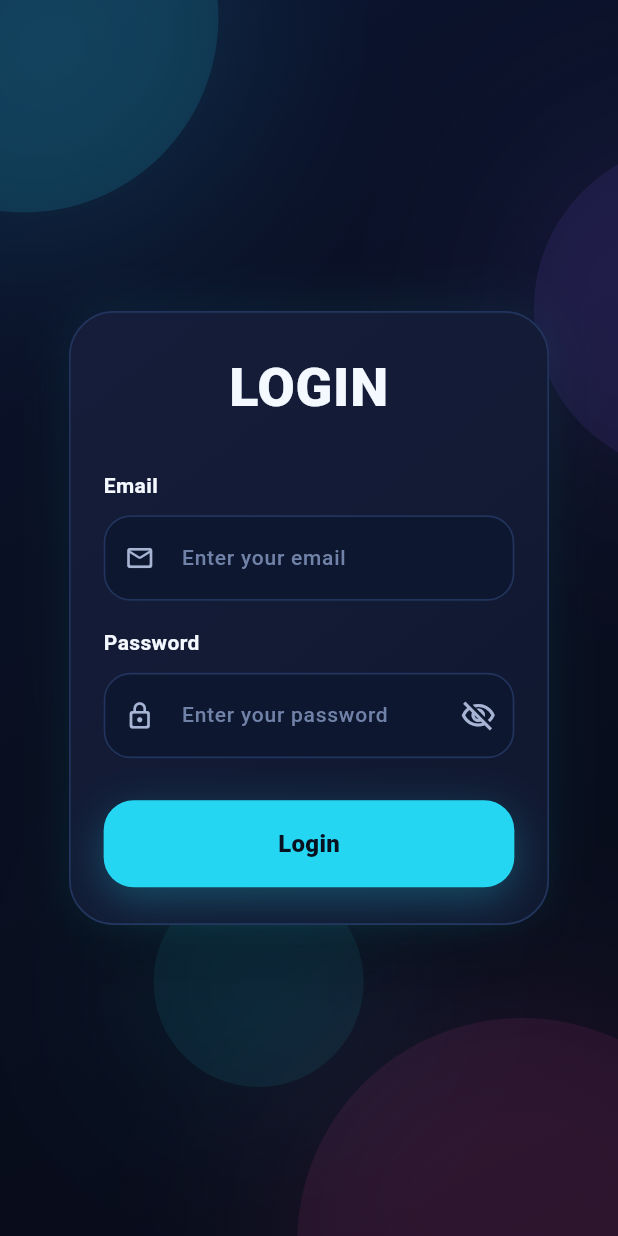
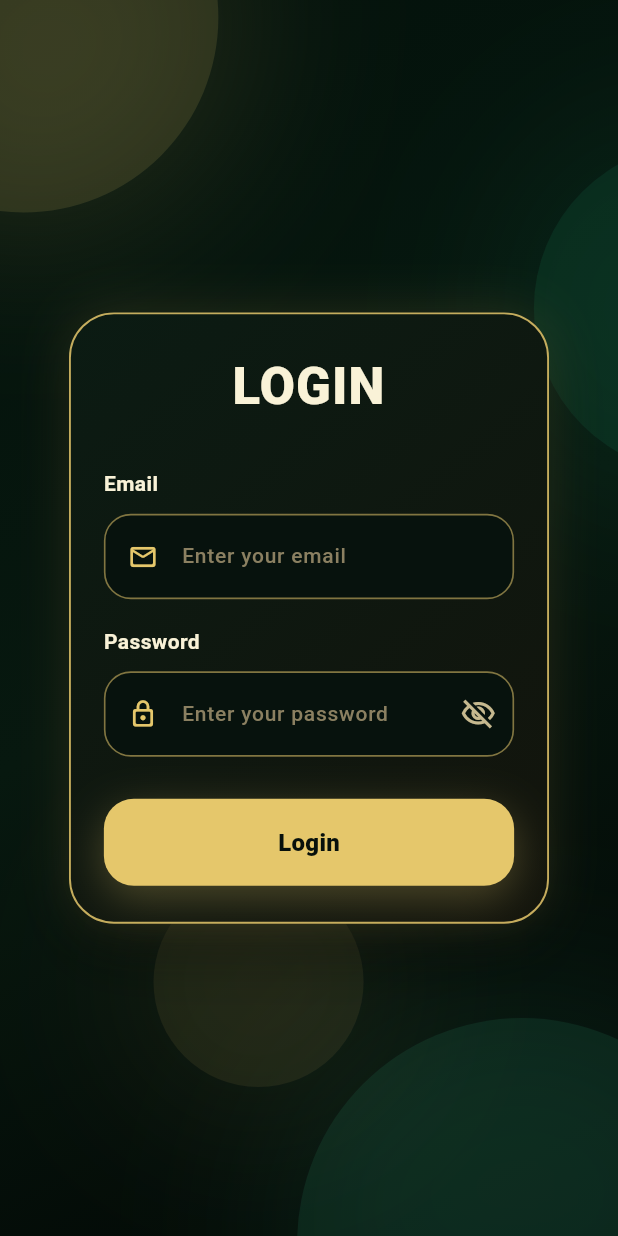
Before and after one commit to JamesSerenio/Items, a Flutter app: the screen it shows after launch, on a phone screen of 412 x 824 dp. Run offline on Flutter 3.47's test engine with Material 3 defaults, Android fonts, the phone set to English and light mode, and no system bars; our stand-ins replace supabase_flutter; accounts and stored records are empty.

Commit message:
added code for product style

```diff
--- a/lib/styles/login_styles.dart
+++ b/lib/styles/login_styles.dart
@@ -1,25 +1,25 @@
 import 'package:flutter/material.dart';
 
 class LoginStyles {
-  static const Color backgroundColor = Color(0xFF090F20);
-  static const Color backgroundTop = Color(0xFF0C1430);
-  static const Color backgroundBottom = Color(0xFF070B18);
+  static const Color backgroundColor = Color(0xFF07180F);
+  static const Color backgroundTop = Color(0xFF03110B);
+  static const Color backgroundBottom = Color(0xFF020604);
 
-  static const Color cardColor = Color(0xFF151D3A);
-  static const Color cardColor2 = Color(0xFF10182F);
-  static const Color borderColor = Color(0xFF22345D);
+  static const Color cardColor = Color(0xFF0B1B13);
+  static const Color cardColor2 = Color(0xFF13140C);
+  static const Color borderColor = Color(0xFFE5C76B);
 
-  static const Color primaryColor = Color(0xFF24D6F2);
-  static const Color secondaryColor = Color(0xFF8B5CF6);
-  static const Color accentPink = Color(0xFFEC4899);
+  static const Color primaryColor = Color(0xFFE5C76B);
+  static const Color secondaryColor = Color(0xFF1FAF7A);
+  static const Color accentPink = Color(0xFF42D99D);
 
-  static const Color textPrimary = Color(0xFFF4F8FF);
-  static const Color textSecondary = Color(0xFFA7B4D3);
-  static const Color textMuted = Color(0xFF7182A8);
+  static const Color textPrimary = Color(0xFFF9F2D7);
+  static const Color textSecondary = Color(0xFFC6B98F);
+  static const Color textMuted = Color(0xFF8B8061);
 
-  static const Color inputFill = Color(0xFF0E1730);
+  static const Color inputFill = Color(0xFF07120D);
 
-  static BoxDecoration pageBackground = const BoxDecoration(
+  static const BoxDecoration pageBackground = BoxDecoration(
     gradient: LinearGradient(
       begin: Alignment.topLeft,
       end: Alignment.bottomRight,
@@ -34,27 +34,27 @@ class LoginStyles {
       end: Alignment.bottomRight,
       colors: [cardColor, cardColor2],
     ),
-    border: Border.all(color: borderColor, width: 1.1),
-    boxShadow: const [
+    border: Border.all(color: primaryColor.withOpacity(0.85), width: 1.25),
+    boxShadow: [
       BoxShadow(
-        color: Color(0x33000000),
-        blurRadius: 36,
-        offset: Offset(0, 20),
+        color: Colors.black.withOpacity(0.42),
+        blurRadius: 34,
+        offset: const Offset(0, 18),
       ),
-      BoxShadow(color: Color(0x1824D6F2), blurRadius: 28, offset: Offset(0, 0)),
+      BoxShadow(color: primaryColor.withOpacity(0.14), blurRadius: 28),
     ],
   );
 
   static const TextStyle titleStyle = TextStyle(
-    fontSize: 36,
-    fontWeight: FontWeight.w800,
+    fontSize: 34,
+    fontWeight: FontWeight.w900,
     color: textPrimary,
-    letterSpacing: 0.5,
+    letterSpacing: 0.8,
   );
 
   static const TextStyle labelStyle = TextStyle(
     fontSize: 14,
-    fontWeight: FontWeight.w600,
+    fontWeight: FontWeight.w700,
     color: textPrimary,
   );
 
@@ -66,8 +66,8 @@ class LoginStyles {
 
   static const TextStyle buttonTextStyle = TextStyle(
     fontSize: 16,
-    fontWeight: FontWeight.w800,
-    color: Color(0xFF07111F),
+    fontWeight: FontWeight.w900,
+    color: Color(0xFF07100B),
     letterSpacing: 0.2,
   );
 
@@ -78,13 +78,20 @@ class LoginStyles {
     return InputDecoration(
       hintText: hintText,
       hintStyle: const TextStyle(color: textMuted, fontSize: 14),
-      prefixIcon: Icon(prefixIcon, color: textSecondary, size: 20),
+      prefixIcon: Padding(
+        padding: const EdgeInsets.only(left: 14, right: 10),
+        child: Icon(prefixIcon, color: primaryColor, size: 20),
+      ),
+      prefixIconConstraints: const BoxConstraints(minWidth: 48, minHeight: 48),
       filled: true,
       fillColor: inputFill,
       contentPadding: const EdgeInsets.symmetric(horizontal: 16, vertical: 18),
       enabledBorder: OutlineInputBorder(
         borderRadius: BorderRadius.circular(18),
-        borderSide: const BorderSide(color: borderColor, width: 1.1),
+        borderSide: BorderSide(
+          color: primaryColor.withOpacity(0.55),
+          width: 1.1,
+        ),
       ),
       focusedBorder: OutlineInputBorder(
         borderRadius: BorderRadius.circular(18),
@@ -103,7 +110,7 @@ class LoginStyles {
 
   static ButtonStyle loginButtonStyle = ElevatedButton.styleFrom(
     backgroundColor: primaryColor,
-    foregroundColor: const Color(0xFF07111F),
+    foregroundColor: const Color(0xFF07100B),
     elevation: 0,
     minimumSize: const Size(double.infinity, 58),
     shape: RoundedRectangleBorder(borderRadius: BorderRadius.circular(20)),
```
